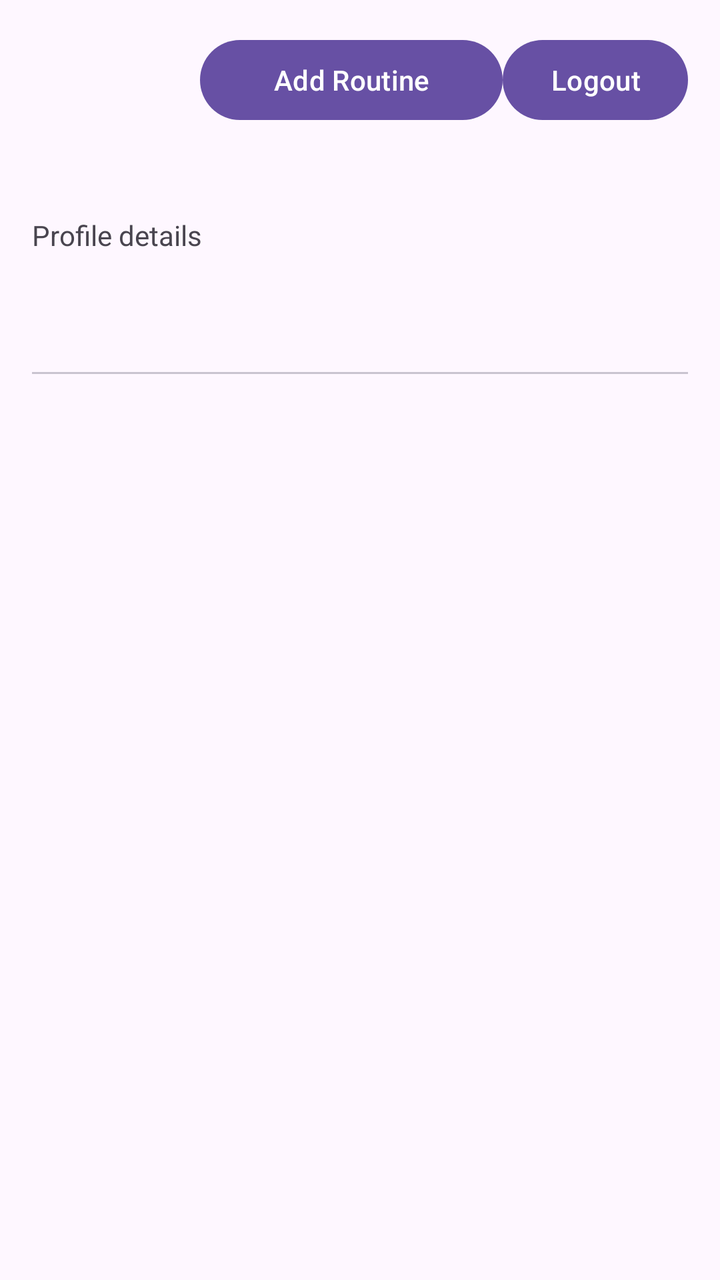
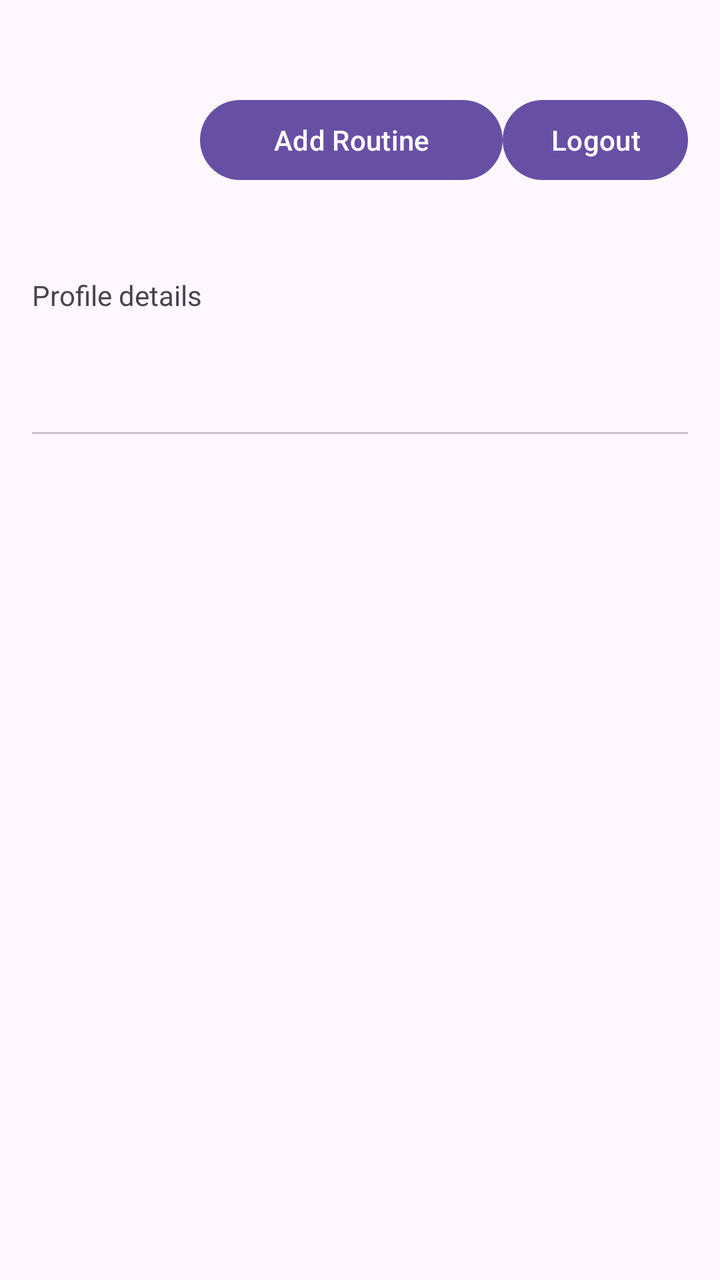

Before-and-after screenshots of an Android layout around one commit, followed by the original layout XML and the change that was made.
<!-- AndroidManifest.xml: application theme Theme.STMSApp -->
<!-- res/layout/activity_teacher_profile.xml -->
<?xml version="1.0" encoding="utf-8"?>
<LinearLayout xmlns:android="http://schemas.android.com/apk/res/android"
    xmlns:app="http://schemas.android.com/apk/res-auto"
    android:orientation="vertical"
    android:padding="16dp"
    android:layout_width="match_parent"
    android:layout_height="match_parent">

    <LinearLayout
        android:orientation="horizontal"
        android:layout_width="match_parent"
        android:layout_height="wrap_content">
        <ImageView android:id="@+id/imgTeacher"
            android:src="@android:drawable/sym_def_app_icon"
            android:layout_width="72dp"
            android:layout_height="72dp"/>
        <LinearLayout
            android:orientation="vertical"
            android:paddingStart="12dp"
            android:layout_width="wrap_content"
            android:layout_height="wrap_content">
            <TextView
                android:id="@+id/tvName"
                android:textStyle="bold"
                android:textSize="20sp"
                android:layout_width="wrap_content"
                android:layout_height="wrap_content"/>
            <TextView
                android:id="@+id/tvId"
                android:layout_width="wrap_content"
                android:layout_height="wrap_content"/>
            <TextView
                android:id="@+id/tvClass"
                android:layout_width="wrap_content"
                android:layout_height="wrap_content"/>
            <TextView
                android:id="@+id/tvCourse"
                android:layout_width="wrap_content"
                android:layout_height="wrap_content"/>
        </LinearLayout>
        <Button
            android:id="@+id/btnAddRoutine"
            android:text="Add Routine"
            android:layout_width="wrap_content"
            android:layout_height="wrap_content"
            android:layout_weight="1"/>
        <Button
            android:id="@+id/btnLogout"
            android:text="Logout"
            android:layout_width="wrap_content"
            android:layout_height="wrap_content"/>
    </LinearLayout>

    <TextView
        android:id="@+id/tvDetails"
        android:text="Profile details"
        android:layout_width="match_parent"
        android:layout_height="wrap_content"
        android:layout_marginTop="8dp"/>

    <com.google.android.material.tabs.TabLayout
        android:id="@+id/tabDays"
        android:layout_width="match_parent"
        android:layout_height="wrap_content"
        app:tabMode="scrollable"
        android:layout_marginTop="12dp"/>

    <androidx.recyclerview.widget.RecyclerView
        android:id="@+id/rvRoutine"
        android:layout_width="match_parent"
        android:layout_height="0dp"
        android:layout_weight="1"/>
</LinearLayout>
<!-- resources referenced by this layout -->
<resources>
  <style name="Theme.STMSApp" parent="Base.Theme.STMSApp" />
  <style name="Base.Theme.STMSApp" parent="Theme.Material3.DayNight.NoActionBar">
          
          
      </style>
</resources>

<!-- the commit's change to res/layout/activity_teacher_profile.xml (unified diff, before → after) -->
@@ -1,6 +1,7 @@
 <?xml version="1.0" encoding="utf-8"?>
 <LinearLayout xmlns:android="http://schemas.android.com/apk/res/android"
     xmlns:app="http://schemas.android.com/apk/res-auto"
+    xmlns:tools="http://schemas.android.com/tools"
     android:orientation="vertical"
     android:padding="16dp"
     android:layout_width="match_parent"
@@ -8,6 +9,7 @@
 
     <LinearLayout
         android:orientation="horizontal"
+        android:layout_marginTop="30dp"
         android:layout_width="match_parent"
         android:layout_height="wrap_content">
         <ImageView android:id="@+id/imgTeacher"
@@ -68,6 +70,43 @@
     <androidx.recyclerview.widget.RecyclerView
         android:id="@+id/rvRoutine"
         android:layout_width="match_parent"
-        android:layout_height="0dp"
+        android:layout_height="match_parent"
+        tools:listitem="@layout/item_routine"
         android:layout_weight="1"/>
 </LinearLayout>
+<!-- res/layout/item_routine.xml (included above) -->
+<?xml version="1.0" encoding="utf-8"?>
+<LinearLayout xmlns:android="http://schemas.android.com/apk/res/android"
+    android:orientation="vertical"
+    android:padding="12dp"
+    android:layout_width="match_parent"
+    android:layout_height="wrap_content"
+    android:background="@android:color/white">
+
+    
+    <TextView
+        android:id="@+id/tvCourseName"
+        android:textSize="18sp"
+        android:textStyle="bold"
+        android:text="Course Name"
+        android:layout_width="wrap_content"
+        android:layout_height="wrap_content"/>
+
+    
+    <TextView
+        android:id="@+id/tvDayTime"
+        android:textSize="14sp"
+        android:text="Monday • 09:00 - 10:00"
+        android:layout_width="wrap_content"
+        android:layout_height="wrap_content"
+        android:layout_marginTop="4dp"/>
+
+    
+    <TextView
+        android:id="@+id/tvClassName"
+        android:textSize="14sp"
+        android:text="Class: 10A"
+        android:layout_width="wrap_content"
+        android:layout_height="wrap_content"
+        android:layout_marginTop="2dp"/>
+</LinearLayout>
